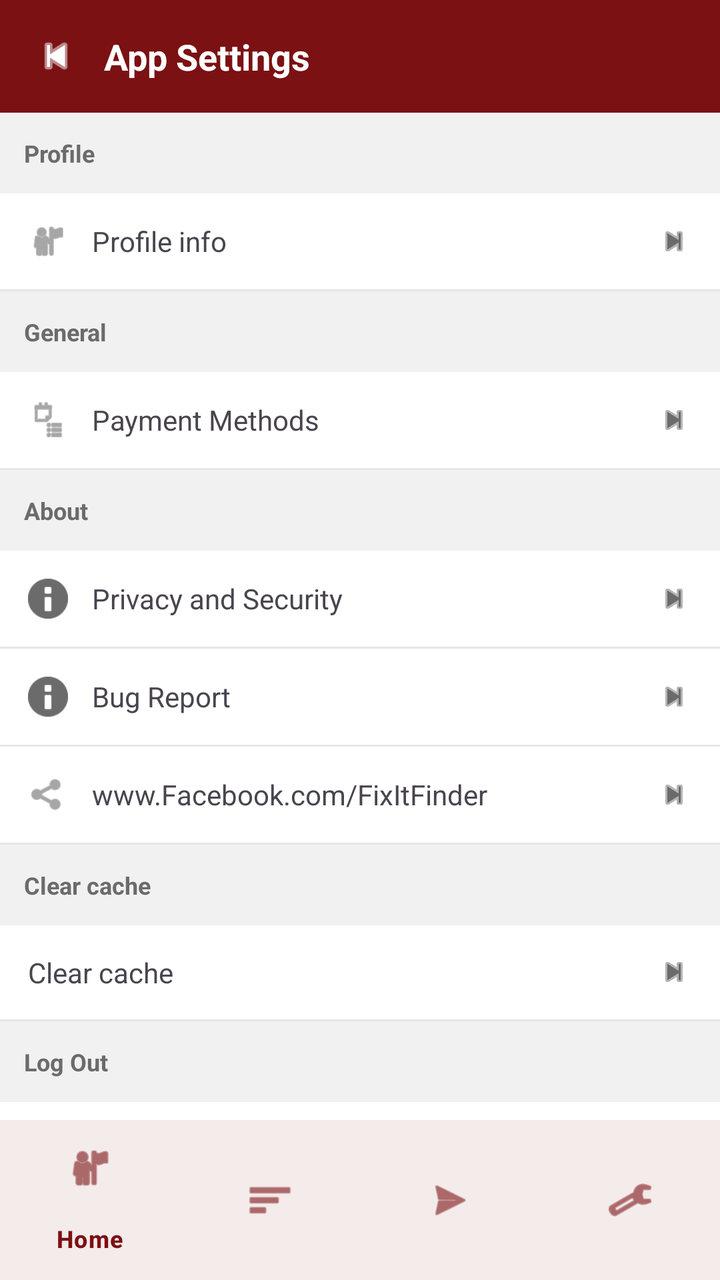
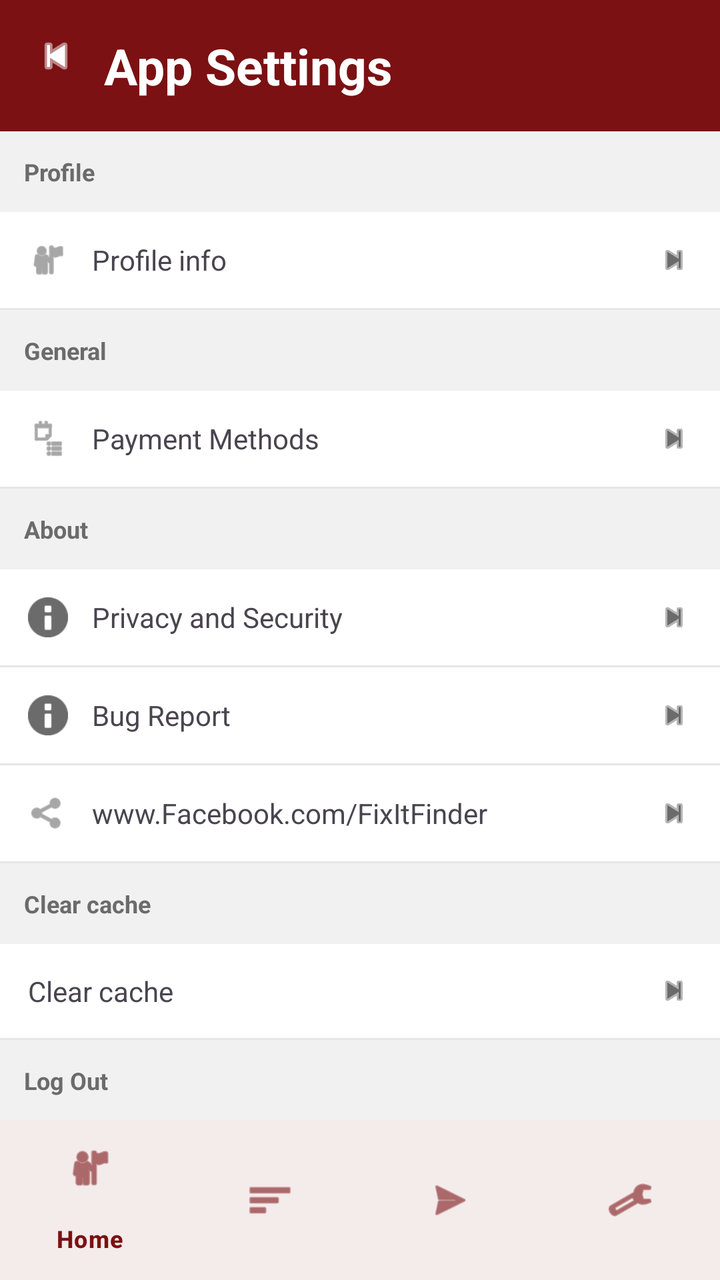

Screens rendered from an Android XML layout before and after an edit, with the pre-edit source and the edit as a unified diff.
<!-- AndroidManifest.xml: application theme Theme.FixItFinderApp -->
<!-- res/layout/activity_provider_settings.xml -->
<?xml version="1.0" encoding="utf-8"?>
<androidx.coordinatorlayout.widget.CoordinatorLayout
    xmlns:android="http://schemas.android.com/apk/res/android"
    xmlns:app="http://schemas.android.com/apk/res-auto"
    android:layout_width="match_parent"
    android:layout_height="match_parent"
    android:background="@android:color/white">

    <androidx.core.widget.NestedScrollView
        android:layout_width="match_parent"
        android:layout_height="match_parent"
        android:fillViewport="true">

        <LinearLayout
            android:layout_width="match_parent"
            android:layout_height="wrap_content"
            android:orientation="vertical">

            
            <RelativeLayout
                android:id="@+id/layoutHeader"
                android:layout_width="match_parent"
                android:layout_height="wrap_content"
                android:background="@color/color_primary"
                android:padding="16dp">

                <ImageView
                    android:id="@+id/btnBack"
                    android:layout_width="24dp"
                    android:layout_height="24dp"
                    android:src="@android:drawable/ic_media_previous"
                    android:contentDescription="Back"
                    android:tint="@color/white" />

                <TextView
                    android:id="@+id/tvHeaderTitle"
                    android:layout_width="wrap_content"
                    android:layout_height="wrap_content"
                    android:text="App Settings"
                    android:textSize="18sp"
                    android:textStyle="bold"
                    android:textColor="@color/white"
                    android:layout_toEndOf="@+id/btnBack"
                    android:layout_marginStart="12dp"
                    android:layout_centerVertical="true" />
            </RelativeLayout>

            
            <TextView
                android:layout_width="match_parent"
                android:layout_height="wrap_content"
                android:text="Profile"
                android:textSize="12sp"
                android:textStyle="bold"
                android:textColor="#6B6B6B"
                android:background="#F1F1F1"
                android:padding="12dp" />

            <LinearLayout
                android:id="@+id/rowProfileInfo"
                android:layout_width="match_parent"
                android:layout_height="wrap_content"
                android:orientation="horizontal"
                android:gravity="center_vertical"
                android:padding="14dp"
                android:background="@android:color/white">

                <ImageView
                    android:layout_width="20dp"
                    android:layout_height="20dp"
                    android:src="@android:drawable/ic_menu_myplaces"
                    android:tint="#6B6B6B"
                    android:contentDescription="Profile Icon" />

                <TextView
                    android:layout_width="0dp"
                    android:layout_height="wrap_content"
                    android:layout_weight="1"
                    android:text="Profile info"
                    android:textSize="14sp"
                    android:layout_marginStart="12dp" />

                <ImageView
                    android:layout_width="18dp"
                    android:layout_height="18dp"
                    android:src="@android:drawable/ic_media_next"
                    android:tint="#6B6B6B"
                    android:contentDescription="Chevron" />
            </LinearLayout>

            <View
                android:layout_width="match_parent"
                android:layout_height="1dp"
                android:background="#E6E6E6" />

            
            <TextView
                android:layout_width="match_parent"
                android:layout_height="wrap_content"
                android:text="General"
                android:textSize="12sp"
                android:textStyle="bold"
                android:textColor="#6B6B6B"
                android:background="#F1F1F1"
                android:padding="12dp" />

            <LinearLayout
                android:id="@+id/rowPaymentMethods"
                android:layout_width="match_parent"
                android:layout_height="wrap_content"
                android:orientation="horizontal"
                android:gravity="center_vertical"
                android:padding="14dp"
                android:background="@android:color/white">

                <ImageView
                    android:layout_width="20dp"
                    android:layout_height="20dp"
                    android:src="@android:drawable/ic_menu_agenda"
                    android:tint="#6B6B6B"
                    android:contentDescription="Payment Icon" />

                <TextView
                    android:layout_width="0dp"
                    android:layout_height="wrap_content"
                    android:layout_weight="1"
                    android:text="Payment Methods"
                    android:textSize="14sp"
                    android:layout_marginStart="12dp" />

                <ImageView
                    android:layout_width="18dp"
                    android:layout_height="18dp"
                    android:src="@android:drawable/ic_media_next"
                    android:tint="#6B6B6B"
                    android:contentDescription="Chevron" />
            </LinearLayout>

            <View
                android:layout_width="match_parent"
                android:layout_height="1dp"
                android:background="#E6E6E6" />

            
            <TextView
                android:layout_width="match_parent"
                android:layout_height="wrap_content"
                android:text="About"
                android:textSize="12sp"
                android:textStyle="bold"
                android:textColor="#6B6B6B"
                android:background="#F1F1F1"
                android:padding="12dp" />

            <LinearLayout
                android:id="@+id/rowPrivacySecurity"
                android:layout_width="match_parent"
                android:layout_height="wrap_content"
                android:orientation="horizontal"
                android:gravity="center_vertical"
                android:padding="14dp"
                android:background="@android:color/white">

                <ImageView
                    android:layout_width="20dp"
                    android:layout_height="20dp"
                    android:src="@android:drawable/ic_dialog_info"
                    android:tint="#6B6B6B"
                    android:contentDescription="Privacy Icon" />

                <TextView
                    android:layout_width="0dp"
                    android:layout_height="wrap_content"
                    android:layout_weight="1"
                    android:text="Privacy and Security"
                    android:textSize="14sp"
                    android:layout_marginStart="12dp" />

                <ImageView
                    android:layout_width="18dp"
                    android:layout_height="18dp"
                    android:src="@android:drawable/ic_media_next"
                    android:tint="#6B6B6B"
                    android:contentDescription="Chevron" />
            </LinearLayout>

            <View
                android:layout_width="match_parent"
                android:layout_height="1dp"
                android:background="#E6E6E6" />

            <LinearLayout
                android:id="@+id/rowBugReport"
                android:layout_width="match_parent"
                android:layout_height="wrap_content"
                android:orientation="horizontal"
                android:gravity="center_vertical"
                android:padding="14dp"
                android:background="@android:color/white">

                <ImageView
                    android:layout_width="20dp"
                    android:layout_height="20dp"
                    android:src="@android:drawable/ic_dialog_info"
                    android:tint="#6B6B6B"
                    android:contentDescription="Bug Icon" />

                <TextView
                    android:layout_width="0dp"
                    android:layout_height="wrap_content"
                    android:layout_weight="1"
                    android:text="Bug Report"
                    android:textSize="14sp"
                    android:layout_marginStart="12dp" />

                <ImageView
                    android:layout_width="18dp"
                    android:layout_height="18dp"
                    android:src="@android:drawable/ic_media_next"
                    android:tint="#6B6B6B"
                    android:contentDescription="Chevron" />
            </LinearLayout>

            <View
                android:layout_width="match_parent"
                android:layout_height="1dp"
                android:background="#E6E6E6" />

            <LinearLayout
                android:id="@+id/rowFacebook"
                android:layout_width="match_parent"
                android:layout_height="wrap_content"
                android:orientation="horizontal"
                android:gravity="center_vertical"
                android:padding="14dp"
                android:background="@android:color/white">

                <ImageView
                    android:layout_width="20dp"
                    android:layout_height="20dp"
                    android:src="@android:drawable/ic_menu_share"
                    android:tint="#6B6B6B"
                    android:contentDescription="Facebook Icon" />

                <TextView
                    android:layout_width="0dp"
                    android:layout_height="wrap_content"
                    android:layout_weight="1"
                    android:text="www.Facebook.com/FixItFinder"
                    android:textSize="14sp"
                    android:layout_marginStart="12dp" />

                <ImageView
                    android:layout_width="18dp"
                    android:layout_height="18dp"
                    android:src="@android:drawable/ic_media_next"
                    android:tint="#6B6B6B"
                    android:contentDescription="Chevron" />
            </LinearLayout>

            <View
                android:layout_width="match_parent"
                android:layout_height="1dp"
                android:background="#E6E6E6" />

            
            <TextView
                android:layout_width="match_parent"
                android:layout_height="wrap_content"
                android:text="Clear cache"
                android:textSize="12sp"
                android:textStyle="bold"
                android:textColor="#6B6B6B"
                android:background="#F1F1F1"
                android:padding="12dp" />

            <LinearLayout
                android:id="@+id/rowClearCache"
                android:layout_width="match_parent"
                android:layout_height="wrap_content"
                android:orientation="horizontal"
                android:gravity="center_vertical"
                android:padding="14dp"
                android:background="@android:color/white">

                <TextView
                    android:layout_width="0dp"
                    android:layout_height="wrap_content"
                    android:layout_weight="1"
                    android:text="Clear cache"
                    android:textSize="14sp" />

                <ImageView
                    android:layout_width="18dp"
                    android:layout_height="18dp"
                    android:src="@android:drawable/ic_media_next"
                    android:tint="#6B6B6B"
                    android:contentDescription="Chevron" />
            </LinearLayout>

            <View
                android:layout_width="match_parent"
                android:layout_height="1dp"
                android:background="#E6E6E6" />

            
            <TextView
                android:layout_width="match_parent"
                android:layout_height="wrap_content"
                android:text="Log Out"
                android:textSize="12sp"
                android:textStyle="bold"
                android:textColor="#6B6B6B"
                android:background="#F1F1F1"
                android:padding="12dp" />

            <LinearLayout
                android:id="@+id/rowLogout"
                android:layout_width="match_parent"
                android:layout_height="wrap_content"
                android:orientation="horizontal"
                android:gravity="center_vertical"
                android:padding="14dp"
                android:background="@android:color/white">

                <TextView
                    android:layout_width="0dp"
                    android:layout_height="wrap_content"
                    android:layout_weight="1"
                    android:text="Log Out"
                    android:textSize="14sp" />

                <ImageView
                    android:layout_width="18dp"
                    android:layout_height="18dp"
                    android:src="@android:drawable/ic_media_next"
                    android:tint="#6B6B6B"
                    android:contentDescription="Chevron" />
            </LinearLayout>

        </LinearLayout>
    </androidx.core.widget.NestedScrollView>

    
    <com.google.android.material.bottomnavigation.BottomNavigationView
        android:id="@+id/bottomNavigation"
        android:layout_width="match_parent"
        android:layout_height="wrap_content"
        android:layout_gravity="bottom"
        android:background="@color/white"
        app:itemTextColor="@color/color_primary"
        app:itemIconTint="@color/color_primary"
        app:menu="@menu/bottom_navigation" />

</androidx.coordinatorlayout.widget.CoordinatorLayout>
<!-- resources referenced by this layout -->
<resources>
  <color name="color_primary">#7B1113</color>
  <color name="white">#FFFFFFFF</color>
  <style name="Theme.FixItFinderApp" parent="Base.Theme.FixItFinderApp" />
  <style name="Base.Theme.FixItFinderApp" parent="Theme.Material3.DayNight.NoActionBar">
          <item name="colorPrimary">@color/color_primary</item>
          <item name="colorSecondary">@color/color_secondary</item>
          <item name="colorSurface">@color/color_background</item>
          <item name="colorOnSurface">@color/color_text_dark</item>
          <item name="colorPrimaryContainer">@color/color_primary</item>
          <item name="colorOnPrimary">@color/color_background</item>
      </style>
  <color name="color_secondary">#825037</color>
  <color name="color_background">#FFFFFF</color>
  <color name="color_text_dark">#2C2C2C</color>
</resources>

<!-- the commit's change to res/layout/activity_provider_settings.xml (unified diff, before → after) -->
@@ -37,7 +37,7 @@
                     android:layout_width="wrap_content"
                     android:layout_height="wrap_content"
                     android:text="App Settings"
-                    android:textSize="18sp"
+                    android:textSize="25sp"
                     android:textStyle="bold"
                     android:textColor="@color/white"
                     android:layout_toEndOf="@+id/btnBack"
